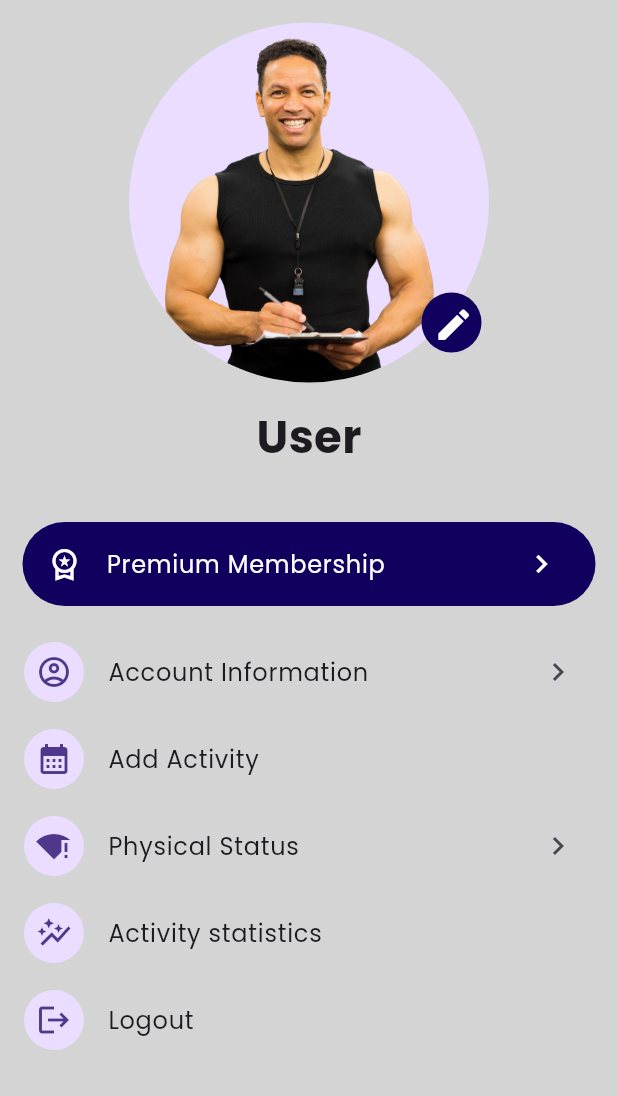
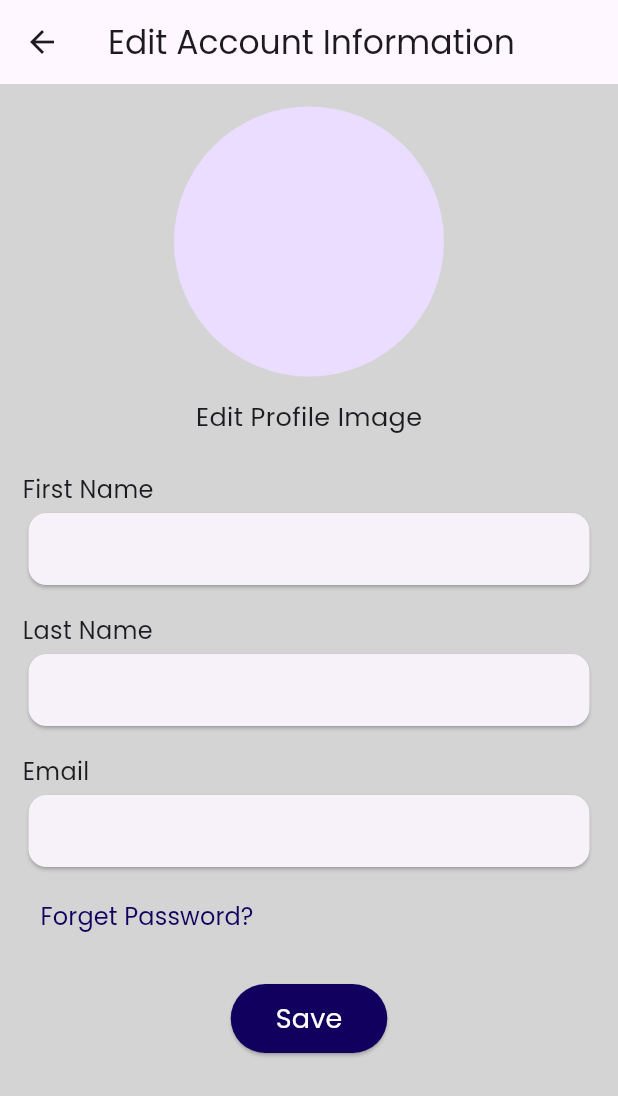
Before and after one commit to Joyy-dev/workout, a Flutter app: the MyAccountScreen screen opened directly, after a tap on the "chevron right" icon, on a phone screen of 412 x 824 dp. Shown: the top 1096 px of the screen. Run offline on Flutter 3.47's test engine with Material 3 defaults, Android fonts, the phone set to English and light mode, and no system bars; our stand-ins replace firebase_auth, firebase_core, fl_chart, flutter_svg, shared_preferences; accounts and stored records are empty; generated files the repository leaves out were written again.

Commit message:
account info

```diff
--- /dev/null
+++ b/lib/model/user_model.dart
@@ -0,0 +1,30 @@
+class UserModel {
+  final String id;
+  final String firstName;
+  final String email;
+  final String? photoUrl;
+
+  UserModel({
+    required this.id,
+    required this.firstName,
+    required this.email,
+    this.photoUrl
+  });
+
+  factory UserModel.fromMap(Map<String, dynamic> data, String id) {
+    return UserModel(
+      id: id,
+      firstName: data['firstname'],
+      email: data['email'],
+      photoUrl: data['[photoUrl]']
+    );
+  }
+
+  Map<String, dynamic> toMap() {
+    return {
+      'email': email,
+      'firstname': firstName,
+      'photoUrl': photoUrl
+    };
+  }
+}
--- /dev/null
+++ b/lib/screen/account_info_screens.dart
@@ -0,0 +1,137 @@
+import 'package:firebase_auth/firebase_auth.dart';
+import 'package:flutter/material.dart';
+
+class AccountInfoScreens extends StatefulWidget {
+  const AccountInfoScreens({super.key});
+
+  @override
+  State<AccountInfoScreens> createState() => _AccountInfoScreensState();
+}
+
+class _AccountInfoScreensState extends State<AccountInfoScreens> {
+  @override
+  Widget build(BuildContext context) {
+    return StreamBuilder<User?>(
+      stream: FirebaseAuth.instance.authStateChanges(),
+      builder: (context, snapshot) {
+        if (!snapshot.hasData) {
+          return Center(
+            child: CircularProgressIndicator(),
+          );
+        }
+        final user = snapshot.data!;
+        return Scaffold(
+        appBar: AppBar(
+          title: Text(
+            'Edit Account Information'
+          ),
+        ),
+        backgroundColor: Color(0xFFD4D4D4),
+
+        body: SafeArea(
+          child: Padding(
+            padding: const EdgeInsets.only(
+              left: 15,
+              top: 15,
+              right: 15
+            ),
+            child: Column(
+              crossAxisAlignment: CrossAxisAlignment.start,
+              children: [
+                Center(
+                  child: CircleAvatar(
+                    radius: 90,
+                  ),
+                ),
+                SizedBox(height: 15,),
+                Center(
+                  child: Text(
+                    'Edit Profile Image',
+                    style: TextStyle(
+                      fontSize: 17
+                    ),
+                  ),
+                ),
+                SizedBox(height: 25,),
+                Text(
+                  'First Name',
+                  style: TextStyle(
+                    fontSize: 16
+                  ),
+                ),
+                Card(
+                  child: TextFormField(
+                    decoration: InputDecoration(
+                      contentPadding: EdgeInsets.only(left: 10),
+                      border: InputBorder.none
+                    ),
+                  ),
+                ),
+                SizedBox(height: 15,),
+                Text(
+                  'Last Name',
+                  style: TextStyle(
+                    fontSize: 16
+                  ),
+                ),
+                Card(
+                  child: TextFormField(
+                    decoration: InputDecoration(
+                      contentPadding: EdgeInsets.only(left: 10),
+                      border: InputBorder.none
+                    ),
+                  )
+                ),
+                SizedBox(height: 15,),
+                Text(
+                  'Email',
+                  style: TextStyle(
+                    fontSize: 16
+                  ),
+                ),
+                Card(
+                  child: TextFormField(
+                    enabled: false,
+                    decoration: InputDecoration(
+                      contentPadding: EdgeInsets.only(left: 10),
+                      border: InputBorder.none,
+                      labelText: user.email
+                    ),
+                  ),
+                ),
+                SizedBox(height: 5),
+                TextButton(
+                  onPressed: () {},
+                  child: Text(
+                    'Forget Password?',
+                    style: TextStyle(
+                      fontSize: 16,
+                      color: Color(0xFF12005F)
+                    ),
+                  )
+                ),
+                SizedBox(height: 20,),
+                Center(
+                  child: ElevatedButton(
+                    onPressed: () {},
+                    style: ElevatedButton.styleFrom(
+                      backgroundColor: Color(0xFF12005F),
+                      foregroundColor: Colors.white,
+                      padding: EdgeInsets.symmetric(horizontal: 30, vertical: 10)
+                    ),
+                    child: Text(
+                      'Save',
+                      style: TextStyle(
+                        fontSize: 18
+                      ),
+                    )
+                  ),
+                ),
+              ],
+            ),
+          ),
+        ),
+      );},
+    );
+  }
+}
--- a/lib/screen/my_account_screen.dart
+++ b/lib/screen/my_account_screen.dart
@@ -1,5 +1,6 @@
 import 'package:firebase_auth/firebase_auth.dart';
 import 'package:flutter/material.dart';
+import 'package:workout/screen/account_info_screens.dart';
 import 'package:workout/screen/physical_activity_screen.dart';
 
 class MyAccountScreen extends StatefulWidget {
@@ -99,15 +100,30 @@ class _MyAccountScreenState extends State<MyAccountScreen> {
                   ),
                 ),
                 SizedBox(height: 15,),
-                ListTile(
+                GestureDetector(
+                  onTap: () {
+                    Navigator.push(
+                      context,
+                      MaterialPageRoute(builder: (context) => AccountInfoScreens())
+                    );
+                  },
+                  child: ListTile(
                     contentPadding: EdgeInsets.all(1),
                     leading: CircleAvatar(
                       child: Icon(Icons.account_circle_outlined),
                     ),
                     title: Text('Account Information'),
                     trailing: IconButton(
-                    onPressed: () {},
+                      onPressed: () {
+                        Navigator.push(
+                          context,
+                          MaterialPageRoute(
+                            builder: (context) => AccountInfoScreens()
+                          )
+                        );
+                      },
                       icon: Icon(Icons.chevron_right)
+                    ),
                   ),
                 ),
                 ListTile(
@@ -133,7 +149,14 @@ class _MyAccountScreenState extends State<MyAccountScreen> {
                     ),
                     title: Text('Physical Status'),
                     trailing: IconButton(
-                      onPressed: () {},
+                      onPressed: () {
+                        Navigator.push(
+                          context,
+                          MaterialPageRoute(
+                            builder: (context) => PhysicalActivityScreen()
+                          )
+                        );
+                      },
                       icon: Icon(Icons.chevron_right)
                     ),
                   ),
```
Lines whose indentation alone changed are shown as unchanged.
